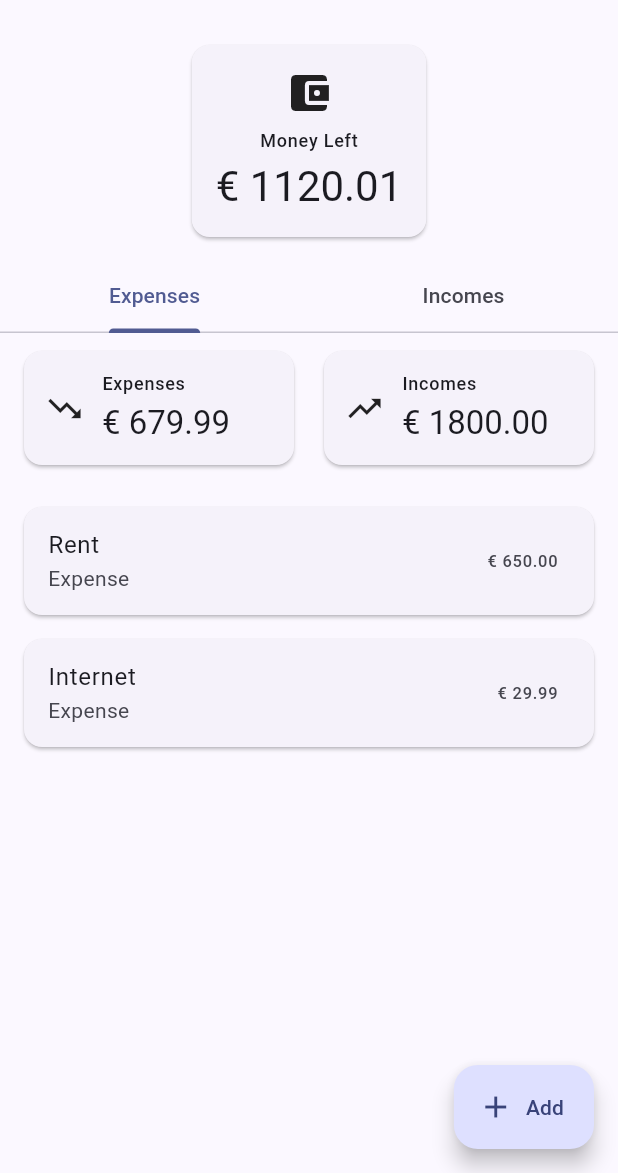
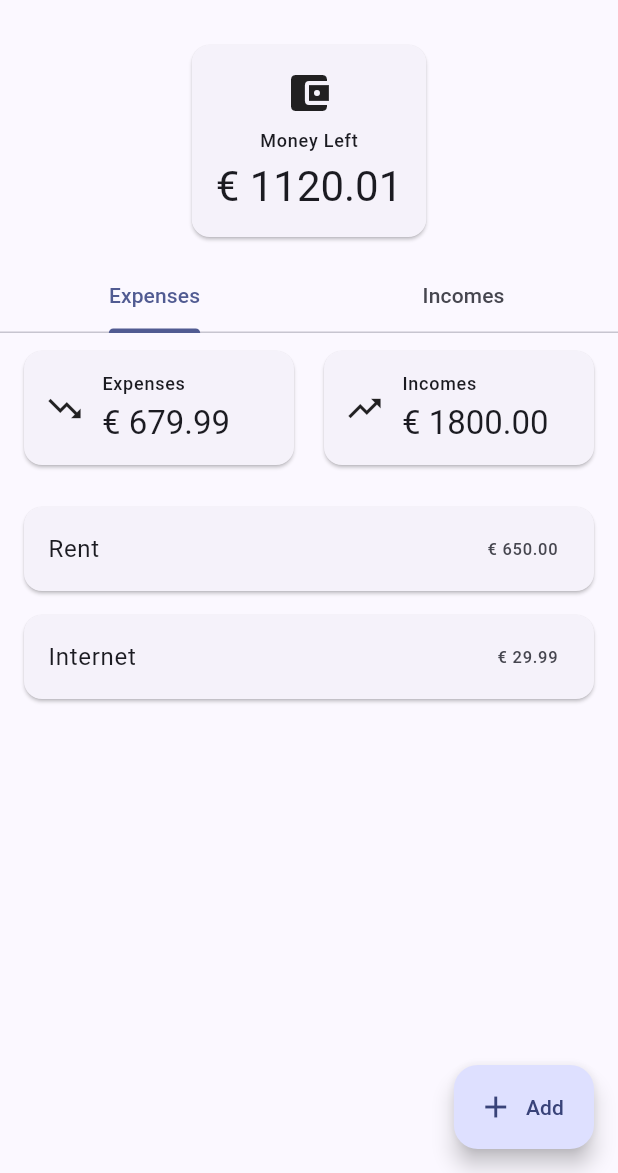
Before and after one commit to Manuel-Array/monthly-budget, a Flutter app: the screen it shows after launch, on a phone screen of 412 x 824 dp, the part 63-1236 px from its top. Run offline on Flutter 3.47's test engine with Material 3 defaults, Android fonts, the phone set to English and light mode, and no system bars.

Commit message:
Remove redundant subtitle from item cards

```diff
--- a/lib/widgets/item_list.dart
+++ b/lib/widgets/item_list.dart
@@ -76,8 +76,6 @@ class ItemList extends StatelessWidget {
               title: Text(item.title),
               trailing:
                   Text('€ ${_formatMoney(item.amount)}'),
-              subtitle:
-                  Text(isIncome ? 'Income' : 'Expense'),
             ),
           ),
         );
```
